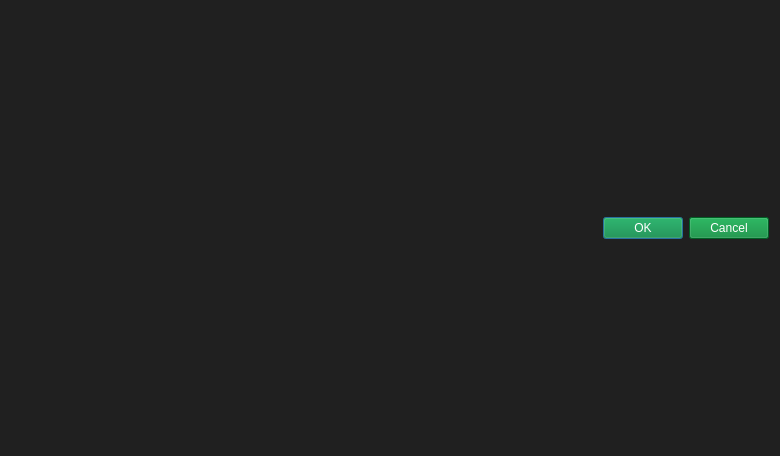
Above: forms/desu_genresUI.ui from brandonzorn/Nlight before the change. Below: the same form after it.
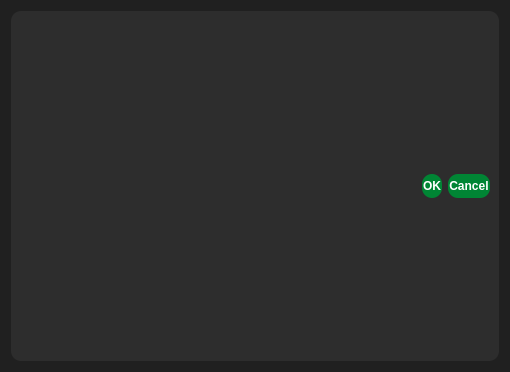
That is the form after the change.

Diff of the .ui file:
```diff
--- a/forms/desu_genresUI.ui
+++ b/forms/desu_genresUI.ui
@@ -6,19 +6,57 @@
    <rect>
     <x>0</x>
     <y>0</y>
-    <width>780</width>
-    <height>456</height>
+    <width>510</width>
+    <height>372</height>
    </rect>
   </property>
   <property name="windowTitle">
    <string>Dialog</string>
   </property>
   <property name="styleSheet">
-   <string notr="true">color: rgb(255, 255, 255);
-background-color: rgb(32, 32, 32);</string>
+   <string notr="true">QFrame {
+	border-radius: 10px;
+	background-color: rgb(45, 45, 45);
+	color: rgb(255, 255, 255);
+}
+QDialog{
+	background-color: rgb(32, 32, 32);
+}
+
+QPushButton {
+	padding: 5px 1px;
+	border-radius: 10px;
+	font-weight: bold;
+	background-color: rgb(0, 133, 52);
+	color: rgb(255, 255, 255);
+}
+
+QPushButton:hover:!pressed {
+	border-left: 3px solid white;
+}
+
+QPushButton:checked {
+	border-left: 3px solid white;
+}
+
+QAbstractButton{
+	color: rgb(255, 255, 255);
+}</string>
   </property>
-  <layout class="QGridLayout" name="gridLayout_2">
-   <item row="1" column="0">
+  <layout class="QVBoxLayout" name="verticalLayout_2">
+   <item>
+    <widget class="QFrame" name="frame">
+     <property name="frameShape">
+      <enum>QFrame::StyledPanel</enum>
+     </property>
+     <property name="frameShadow">
+      <enum>QFrame::Raised</enum>
+     </property>
+     <layout class="QVBoxLayout" name="verticalLayout">
+      <item>
+       <layout class="QGridLayout" name="gridLayout"/>
+      </item>
+      <item>
     <widget class="QDialogButtonBox" name="buttonBox">
      <property name="styleSheet">
       <string notr="true">background-color: rgb(0, 133, 52);
@@ -32,8 +70,8 @@
      </property>
     </widget>
    </item>
-   <item row="0" column="0">
-    <layout class="QGridLayout" name="gridLayout"/>
+     </layout>
+    </widget>
    </item>
   </layout>
  </widget>
```
Lines whose indentation alone changed are shown as unchanged.
